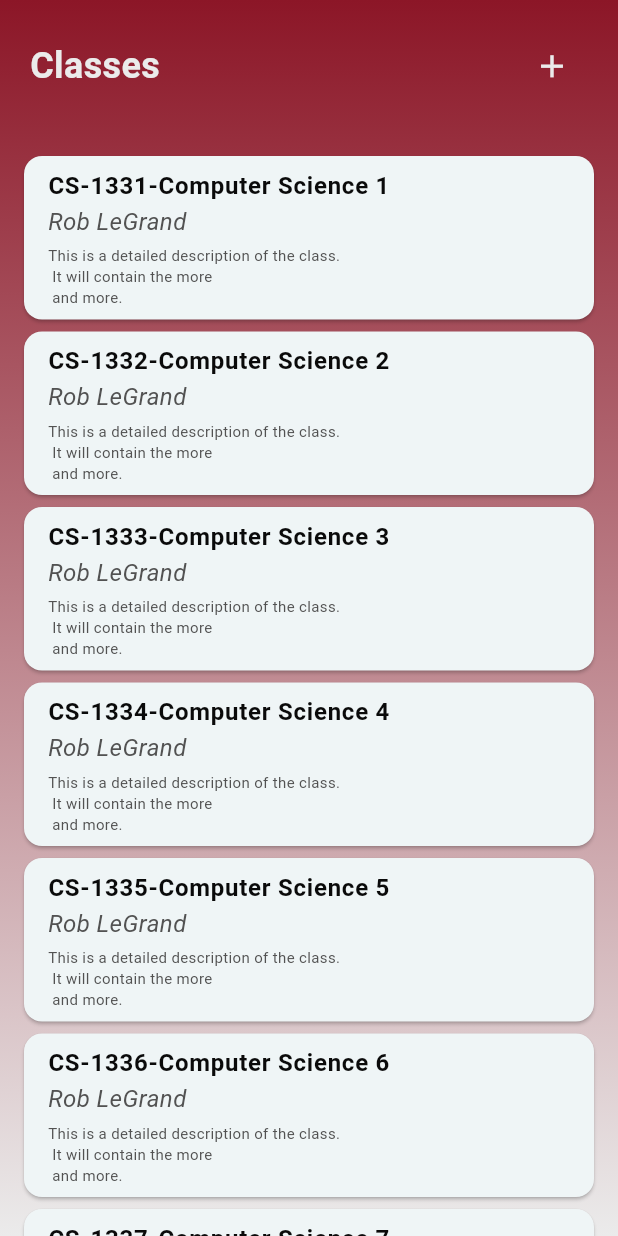
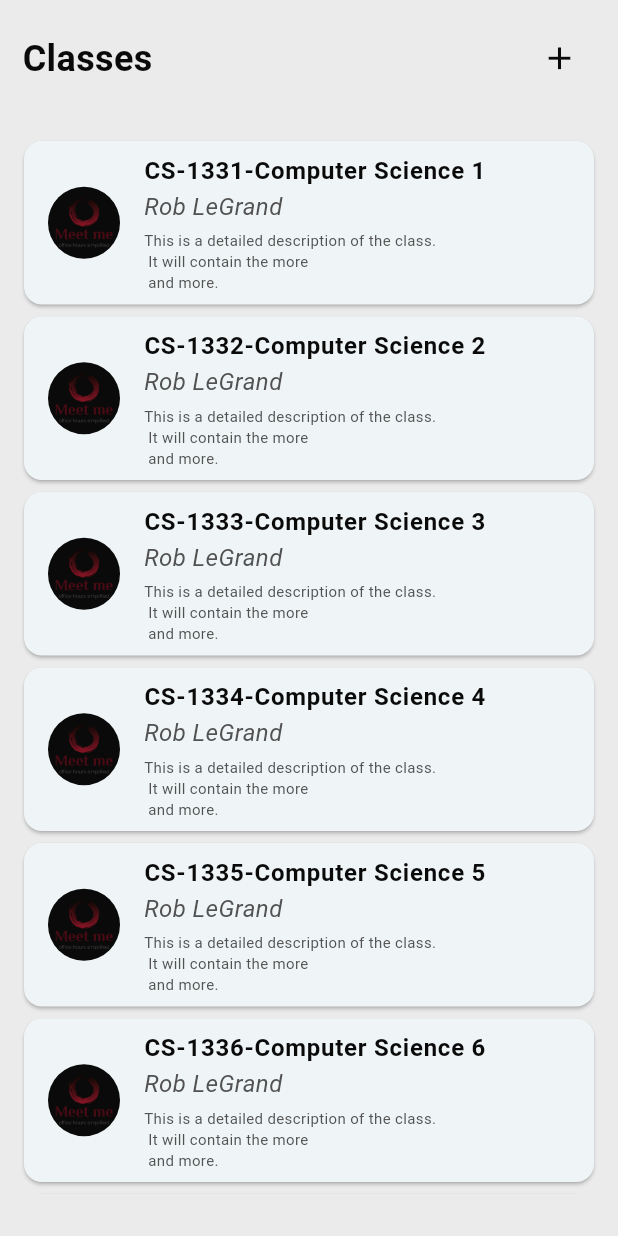
Before and after one commit to Dr4kerKH/SWE_MeetMe, a Flutter app: the StudentPage1 screen opened directly, on a phone screen of 412 x 824 dp. Run offline on Flutter 3.47's test engine with Material 3 defaults, Android fonts, the phone set to English and light mode, and no system bars; our stand-ins replace date_picker_timeline, flutter_secure_storage, google_nav_bar, shared_preferences, smooth_page_indicator, syncfusion_flutter_calendar; accounts and stored records are empty.

Commit message:
Stupage1 & 2

```diff
--- a/meetme/lib/screens/stu_page1.dart
+++ b/meetme/lib/screens/stu_page1.dart
@@ -112,7 +112,7 @@ class _StudentPage1State extends State<StudentPage1> {
                 end: Alignment.bottomCenter,
                 colors: [
                   //Theme.of(context).primaryColor,
-                  Theme.of(context).secondaryHeaderColor,
+                  Theme.of(context).scaffoldBackgroundColor,
                   Theme.of(context).scaffoldBackgroundColor,
                 ]
               ),
@@ -120,7 +120,7 @@ class _StudentPage1State extends State<StudentPage1> {
             child: Column(
               children: [
                 Container(
-                  padding: EdgeInsets.all(20),
+                  padding: EdgeInsets.all(15),
                   child: Row(
                     mainAxisAlignment: MainAxisAlignment.spaceBetween,
                     children: [
@@ -128,11 +128,11 @@ class _StudentPage1State extends State<StudentPage1> {
                       style: TextStyle(
                         fontSize: 24,
                         fontWeight: FontWeight.bold,
-                        color: Theme.of(context).scaffoldBackgroundColor,
+                        color: Theme.of(context).shadowColor,
                         ),
                       ),
                       IconButton(
-                        icon: Icon(Icons.add, color: Theme.of(context).scaffoldBackgroundColor, size: 25,),
+                        icon: Icon(Icons.add, color: Theme.of(context).shadowColor, size: 25,),
                         onPressed: () => _classAdder(context),
                       ),
                     ],
@@ -145,6 +145,11 @@ class _StudentPage1State extends State<StudentPage1> {
                     itemBuilder: (context, index) {
                       return Card(
                         child: ListTile(
+                          leading: CircleAvatar(
+                            backgroundColor: Theme.of(context).shadowColor,
+                            radius: 24,
+                            backgroundImage: AssetImage('assets/logo-transparent-png.png'),
+                          ),
                           title: Text(
                             'CS-133${index + 1}-Computer Science ${index + 1}',
                             style: TextStyle(
@@ -182,6 +187,7 @@ class _StudentPage1State extends State<StudentPage1> {
                     },
                   ),
                 ),
+                const SizedBox(height: 28),
               ],
             ),
           ),
```
